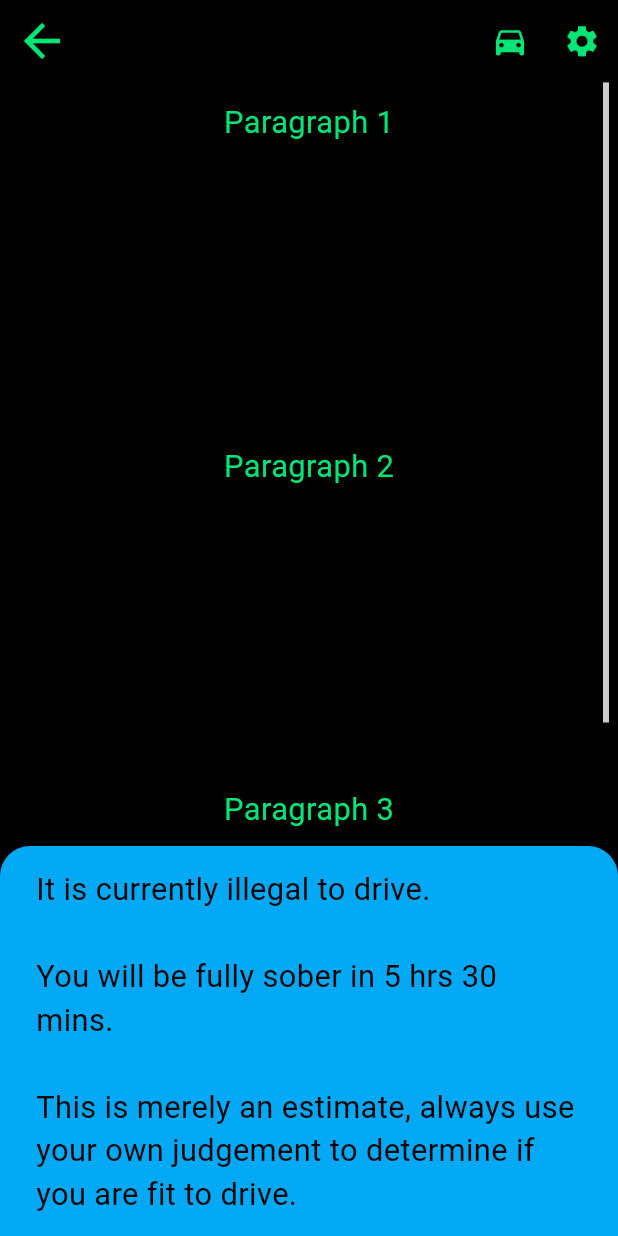
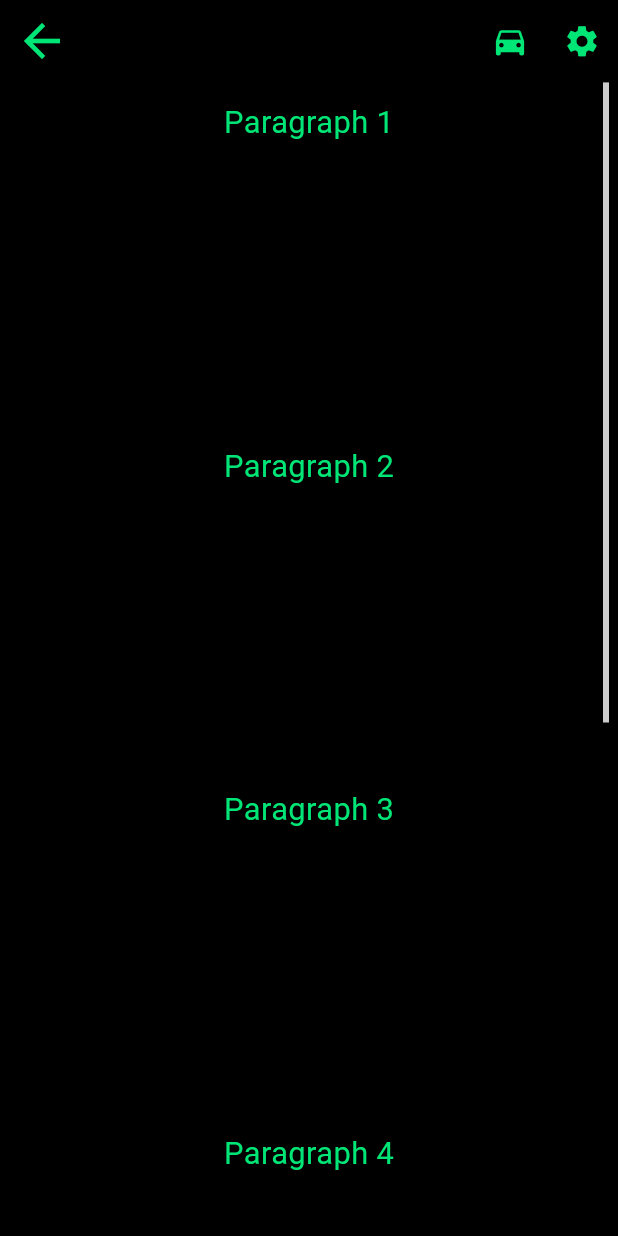
Before and after one commit to rahulg221/party_pal_, a Flutter app: the MyTipsPage screen opened directly with empty values, after a tap on the "directions car" icon, on a phone screen of 412 x 824 dp. Run offline on Flutter 3.47's test engine with Material 2 defaults, Android fonts, the phone set to English and light mode, and no system bars; our stand-ins replace animated_splash_screen, flutter_riverpod, shared_preferences; missing offline and left inert: activity_ring; accounts and stored records are empty; Roboto replaces fonts that are missing (Karla).

Commit message:
Add files via upload

```diff
--- a/lib/homepage.dart
+++ b/lib/homepage.dart
@@ -81,7 +81,7 @@ class _MyHomePageState extends ConsumerState<MyHomePage> {
   void startTimer() {
     print('Starting timer');
     // Start the timer when the button is pressed
-    timer = Timer.periodic(Duration(seconds: 60), (_) {
+    timer = Timer.periodic(Duration(seconds: 1), (_) {
       // Make sure initialTime is not null before calling updateBac
       if (ref.watch(bacController) <= 0) {
         stopTimer();
@@ -663,7 +663,7 @@ class _MyHomePageState extends ConsumerState<MyHomePage> {
           child: FittedBox(
             fit: BoxFit.fitWidth,
             child: Text(
-              'BAC: ${bac.toStringAsFixed(3)}',
+              'BAC: ${bac.toStringAsFixed(6)}',
               style: Theme.of(context).textTheme.displayMedium,
             ),
           ),
--- a/lib/tips.dart
+++ b/lib/tips.dart
@@ -20,22 +20,6 @@ class _MyTipsPageState extends ConsumerState<MyTipsPage> {
         : ThemeMode.light;
   }
 
-  SnackBar _snackBar() => SnackBar(
-        duration: Duration(seconds: 4),
-        shape: RoundedRectangleBorder(
-          borderRadius: BorderRadius.only(
-            topLeft:
-                Radius.circular(20.0), // Adjust the top left corner radius here
-            topRight: Radius.circular(
-                20.0), // Adjust the top right corner radius here
-          ),
-        ),
-        content: Text(
-            'It is currently illegal to drive.\n\nYou will be fully sober in 5 hrs 30 mins.\n\nThis is merely an estimate, always use your own judgement to determine if you are fit to drive.',
-            style: TextStyle(color: Colors.black)),
-        backgroundColor: selectedItem,
-      );
-
   @override
   Widget build(BuildContext context) {
     double height = MediaQuery.of(context).size.height;
@@ -55,8 +39,6 @@ class _MyTipsPageState extends ConsumerState<MyTipsPage> {
             iconSize: 25,
             onPressed: () {
               // Navigating to the MyProfilePage when the settings icon is tapped
-              final snackBar = _snackBar();
-              ScaffoldMessenger.of(context).showSnackBar(snackBar);
             },
           ),
           IconButton(
```
Also changed, not shown: lib/main.dart (+49 -4 lines), lib/providers.dart (+19 -1 lines).
